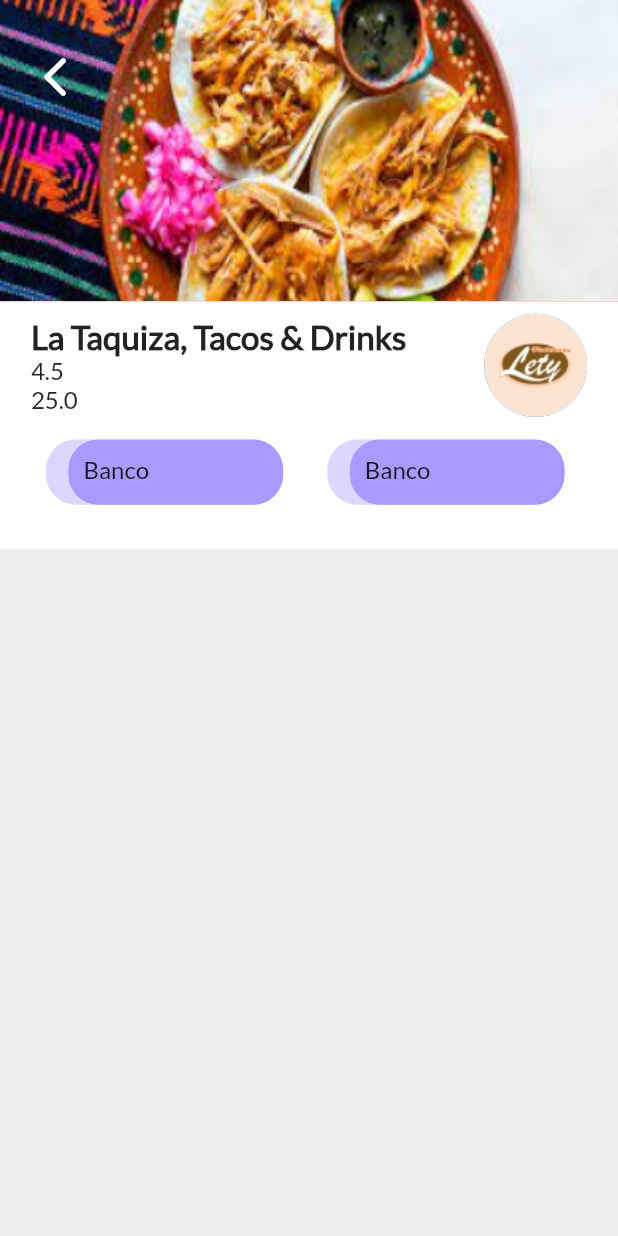
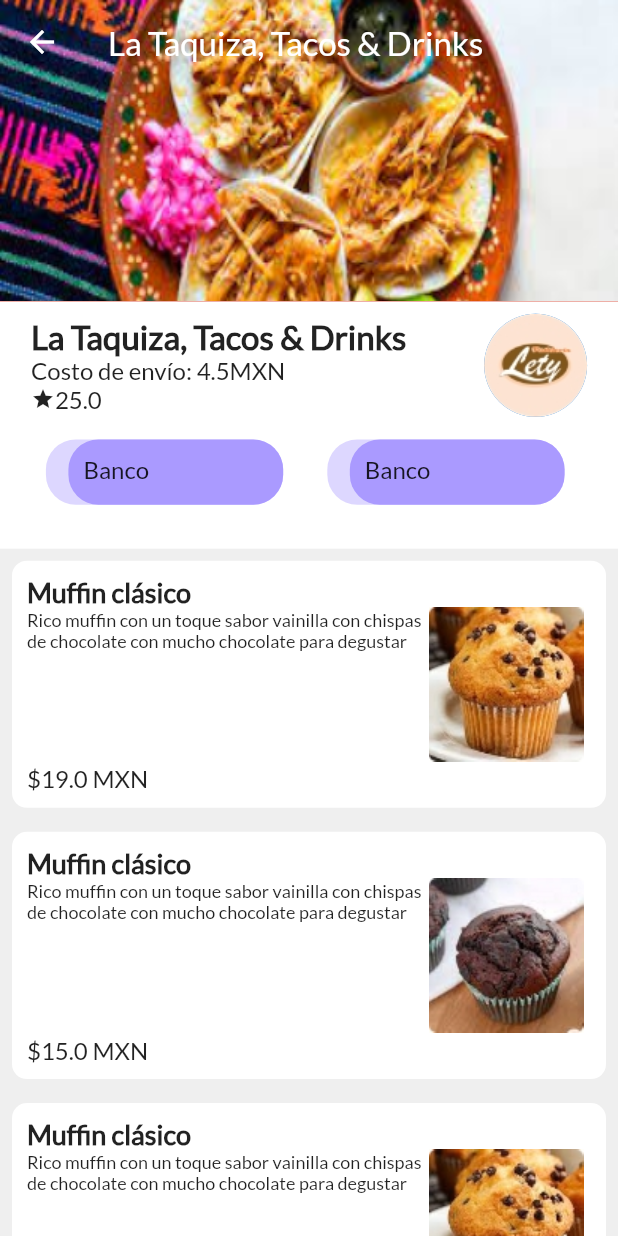
Before and after one commit to IvanGonzalezR/foodDeliveryClient, a Flutter app: the XDRestaurant screen opened directly, on a phone screen of 412 x 824 dp. Run offline on Flutter 3.47's test engine with Material 2 defaults, Android fonts, the phone set to English and light mode, and no system bars; our stand-ins replace flutter_svg; missing offline and left inert: adobe_xd.

Commit message:
Restaurant Terminado con bonito header

```diff
--- a/lib/XDRestaurant.dart
+++ b/lib/XDRestaurant.dart
@@ -2,6 +2,7 @@
 import 'package:food_delivery/XDRestaurants.dart';
 import 'package:food_delivery/arrow_back.dart';
 import 'package:food_delivery/bank_card_list.dart';
+import 'package:food_delivery/product_card.dart';
 
 class XDRestaurant extends StatelessWidget {
   String path_image_store;
@@ -18,8 +19,8 @@
     final image = Stack(
       children: [
         Container(
-          width: MediaQuery.of(context).size.width,
-          height: MediaQuery.of(context).size.height/4.1,
+          width: double.infinity,
+          height: double.infinity,
           padding: EdgeInsets.all(0.0),
           decoration: BoxDecoration(color: Colors.red),
           child: Image(
@@ -29,7 +30,7 @@
         ),
 
             //Flecha de regreso
-        ArrowBack(XDRestaurants(), false),
+        // ArrowBack(XDRestaurants(), false, false),
       ],
     );
 
@@ -61,19 +62,25 @@
                     ),
                   ),
                   Text(
-                    costo_envio.toString(),
+                    "Costo de envío: "+costo_envio.toString()+"MXN",
                     style: TextStyle(
                         fontFamily: "Lato",
                         fontWeight: FontWeight.normal,
                         fontSize: 16.0
                     ),
-                  ),Text(
+                  ),
+                  Row(
+                    children: [
+                      Icon(Icons.star, size: 16.0,),
+                      Text(
                         puntuacion.toString(),
                         style: TextStyle(
                             fontFamily: "Lato",
                             fontWeight: FontWeight.normal,
                             fontSize: 16.0
                         ),
+                      ),
+                    ],
                   ),
                 ],
               ),
@@ -92,14 +99,63 @@
     );
 
 
+    // return Scaffold(
+    //   backgroundColor: const Color(0xffefefef),
+    //   body: Column(
+    //     children: [
+    //       image,
+    //       info_tienda,
+    //     ],
+    //   )
+    // );
+
     return Scaffold(
       backgroundColor: const Color(0xffefefef),
-      body: Column(
+      body: CustomScrollView(
+        physics: ClampingScrollPhysics(),
+        slivers: [
+          SliverAppBar(
+            backgroundColor: Color(0xffE25C4A),
+            stretch: true,
+            expandedHeight: MediaQuery.of(context).size.height/4.1,
+            pinned: true,
+            title: Text(nombre_tienda, style: TextStyle(
+              fontFamily: "Lato",
+              fontSize: 22.0,
+              fontWeight: FontWeight.w400
+            ),),
+            flexibleSpace: FlexibleSpaceBar(
+              centerTitle: true,
+              background: Stack(
+                fit: StackFit.expand,
                 children: [
                   image,
+                ],
+              ),
+              stretchModes: [
+                StretchMode.blurBackground,
+                StretchMode.zoomBackground,
+              ],
+            ),
+          ),
+          SliverList(delegate: SliverChildListDelegate([
             info_tienda,
+            ProductCard("Muffin clásico", "Rico muffin con un toque "
+                "sabor vainilla con chispas de chocolate con mucho chocolate para degustar ", 19, "assets/images/muffin1.jpg"),
+            ProductCard("Muffin clásico", "Rico muffin con un toque "
+                "sabor vainilla con chispas de chocolate con mucho chocolate para degustar ", 15, "assets/images/muffin2.jpg"),
+            ProductCard("Muffin clásico", "Rico muffin con un toque "
+                "sabor vainilla con chispas de chocolate con mucho chocolate para degustar ", 19, "assets/images/muffin1.jpg"),
+            ProductCard("Muffin clásico", "Rico muffin con un toque "
+                "sabor vainilla con chispas de chocolate con mucho chocolate para degustar ", 15, "assets/images/muffin2.jpg"),
+            ProductCard("Muffin clásico", "Rico muffin con un toque "
+                "sabor vainilla con chispas de chocolate con mucho chocolate para degustar ", 15, "assets/images/muffin2.jpg"),
+            ProductCard("Muffin clásico", "Rico muffin con un toque "
+                "sabor vainilla con chispas de chocolate con mucho chocolate para degustar ", 15, "assets/images/muffin2.jpg"),
+          ]))
         ],
-      )
+      ),
     );
+
   }
 }
--- a/lib/XDRestaurants.dart
+++ b/lib/XDRestaurants.dart
@@ -84,11 +84,11 @@
                 ),
               ),
               SliderCategorias(),
-              RestaurantCard("La Taquiza, Tacos & Drinks", 4.5),
-              RestaurantCard("La Taquiza, Tacos & Drinks", 4.5),
-              RestaurantCard("La Taquiza, Tacos & Drinks", 4.5),
-              RestaurantCard("La Taquiza, Tacos & Drinks", 4.5),
-              RestaurantCard("La Taquiza, Tacos & Drinks", 4.5),
+              RestaurantCard("La Taquiza, Tacos & Drinks", 25.0, 5.0, "assets/images/restaurant1.png", "assets/images/restaurant1icon.jpg"),
+              RestaurantCard("Kasuki Sushi, Sushi & wok", 23.0, 3.2, "assets/images/restaurant1.png", "assets/images/restaurant1icon.jpg"),
+              RestaurantCard("Dominoss Pizza", 40.0, 4.1, "assets/images/restaurant1.png", "assets/images/restaurant1icon.jpg"),
+              RestaurantCard("La Michoacana", 26.0, 4, "assets/images/restaurant1.png", "assets/images/restaurant1icon.jpg"),
+              RestaurantCard("La Taquiza, Tacos & Drinks", 28.0, 3.8, "assets/images/restaurant1.png", "assets/images/restaurant1icon.jpg"),
             ],
           ),
         ],
--- a/lib/arrow_back.dart
+++ b/lib/arrow_back.dart
@@ -4,7 +4,8 @@
 class ArrowBack extends StatefulWidget {
   Widget screens;
   bool maintain = false;
-  ArrowBack(this.screens, this.maintain);
+  bool persistant = false;
+  ArrowBack(this.screens, this.maintain, this.persistant);
 
   @override
   _ArrowBackState createState() => _ArrowBackState();
@@ -13,17 +14,9 @@
 class _ArrowBackState extends State<ArrowBack> {
   @override
   void onPressedFav(){
-    if(Navigator.canPop(context)){
-      Navigator.pop(
-          context,
-          CupertinoPageRoute(builder: (context) => widget.screens, maintainState: widget.maintain)
-      );
-    }else{
-      Navigator.push(
-          context,
-          CupertinoPageRoute(builder: (context) => widget.screens, maintainState: widget.maintain)
-      );
-    }
+      if(Navigator.canPop(context)){
+        Navigator.pop(context);
+      }
   }
 
   @override
--- a/lib/header_generic.dart
+++ b/lib/header_generic.dart
@@ -18,7 +18,7 @@
               image: DecorationImage(image: AssetImage("assets/widgets/headerOrange.png"),fit: BoxFit.cover),
             ),
           ),
-          ArrowBack(screens, isMaintaining),
+          ArrowBack(screens, isMaintaining, false),
         ]
     );
   }
--- a/lib/main.dart
+++ b/lib/main.dart
@@ -30,8 +30,9 @@
         primarySwatch: Colors.blue,
       ),
       // home: XDPerfil("assets/images/people3.jpg", "Jose Misael", "example@gmail.com", "8714555556"),
-      home: XDRestaurant("La Taquiza, Tacos & Drinks", 25.00, 4.5,
-          "assets/images/restaurant1.png", "assets/images/restaurant1icon.jpg"),
+      home: XDRestaurants()
+      // XDRestaurant("La Taquiza, Tacos & Drinks", 25.00, 4.5,
+      //     "assets/images/restaurant1.png", "assets/images/restaurant1icon.jpg"),
     );
   }
 }
--- /dev/null
+++ b/lib/product_card.dart
@@ -0,0 +1,91 @@
+import 'dart:convert';
+
+import 'package:flutter/material.dart';
+
+class ProductCard extends StatefulWidget {
+  String nombre_producto;
+  String descripcion_producto;
+  double costo_producto;
+  String path_image;
+
+  ProductCard(this.nombre_producto, this.descripcion_producto, this.costo_producto, this.path_image);
+
+  @override
+  _ProductCardState createState() => _ProductCardState();
+}
+
+class _ProductCardState extends State<ProductCard> {
+  String signo_pesos = "24.toString()";
+  @override
+  Widget build(BuildContext context) {
+
+    final nombre_descripcion = Flexible(child: Column(
+      mainAxisAlignment: MainAxisAlignment.spaceBetween,
+      crossAxisAlignment: CrossAxisAlignment.start,
+      children: [
+        Flexible(
+          child: Column(
+            crossAxisAlignment: CrossAxisAlignment.start,
+            children: [
+              Text(widget.nombre_producto,
+                overflow: TextOverflow.clip,
+                style: TextStyle(
+                  fontFamily: "Lato",
+                  fontWeight: FontWeight.bold,
+                  fontSize: 18.0,
+                ),
+              ),
+              Text(widget.descripcion_producto,
+                      maxLines: 4,
+                      overflow: TextOverflow.ellipsis,
+                      style: TextStyle(
+                          fontFamily: "Lato",
+                          fontWeight: FontWeight.normal,
+                          fontSize: 12.0
+                      ),
+              ),
+            ],
+          ),
+        ),
+        Text("\$" + widget.costo_producto.toString() + " MXN",
+          style: TextStyle(
+            fontFamily: "Lato",
+            fontSize: 16.0,
+          ),
+        ),
+      ],
+    )
+    );
+
+    return InkWell(
+      onTap: (){/*Ventana a mostrar*/},
+      child: Stack(
+        children: [
+          Container(
+            height: MediaQuery.of(context).size.height/5,
+            padding: EdgeInsets.all(10.0),
+            margin: EdgeInsets.all(8.0),
+            decoration: BoxDecoration(
+              color: Colors.white,
+              borderRadius: BorderRadius.circular(10.0)
+            ),
+            child: Row(
+                mainAxisAlignment: MainAxisAlignment.spaceBetween,
+                children: [
+                  nombre_descripcion,
+                  Container(
+                    margin: EdgeInsets.symmetric(horizontal: 5.0),
+                    child: Image(image: AssetImage(widget.path_image),
+                      height: MediaQuery.of(context).size.width/4,
+                      width: MediaQuery.of(context).size.width/4,
+                      fit: BoxFit.fill,),
+                  ),
+                ],
+              ),
+          ),
+          //FAB
+        ],
+      ),
+    );
+  }
+}
--- a/lib/profile_action_button.dart
+++ b/lib/profile_action_button.dart
@@ -12,17 +12,10 @@
 class _ProfileActionButtonState extends State<ProfileActionButton> {
 
   void onPressedFav(){
-    if(Navigator.canPop(context)){
-      Navigator.pop(
-          context,
-          CupertinoPageRoute(builder: (context) => widget.screens, maintainState: widget.maintain)
-      );
-    }else{
       Navigator.push(
           context,
           CupertinoPageRoute(builder: (context) => widget.screens, maintainState: widget.maintain)
       );
-    }
   }
 
   @override
--- a/lib/restaurant_Card.dart
+++ b/lib/restaurant_Card.dart
@@ -4,8 +4,11 @@
 
 class RestaurantCard extends StatefulWidget {
   String nombre_restaurant = "La Taquiza, Tacos & Drinks";
+  String path_image_store;
+  String path_logo_store;
   double puntuacion = 4.5;
-  RestaurantCard(this.nombre_restaurant, this.puntuacion);
+  double costo_envio = 0.00;
+  RestaurantCard(this.nombre_restaurant, this.puntuacion, this.costo_envio, this.path_image_store, this.path_logo_store);
   @override
   _RestaurantCardState createState() => _RestaurantCardState();
 }
@@ -64,15 +67,15 @@
         if(Navigator.canPop(context)){
           Navigator.pop(
               context,
-              CupertinoPageRoute(builder: (context) => XDRestaurant("La Taquiza, Tacos & Drinks", 25.00, 4.5,
+              CupertinoPageRoute(builder: (context) => XDRestaurant(widget.nombre_restaurant, widget.costo_envio, widget.puntuacion,
                   "assets/images/restaurant1.png", "assets/images/restaurant1icon.jpg"),
                   maintainState: true)
           );
         }else{
           Navigator.push(
               context,
-              CupertinoPageRoute(builder: (context) => XDRestaurant("La Taquiza, Tacos & Drinks", 25.00, 4.5,
-                  "assets/images/restaurant1.png", "assets/images/restaurant1icon.jpg"),
+              CupertinoPageRoute(builder: (context) => XDRestaurant(widget.nombre_restaurant, widget.costo_envio, widget.puntuacion,
+                  widget.path_image_store, widget.path_logo_store),
                   maintainState: true)
           );
         }
```
Also changed, not shown: assets/images/muffin1.jpg (added), assets/images/muffin2.jpg (added). Lines whose indentation alone changed are shown as unchanged.
